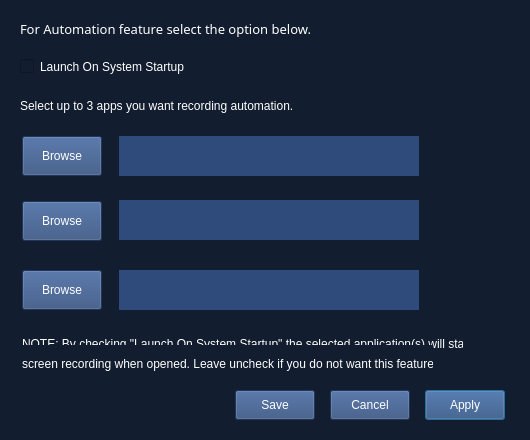
The window that assets/settings.ui (JoatXI/ero) describes before a commit, drawn with Qt 5.
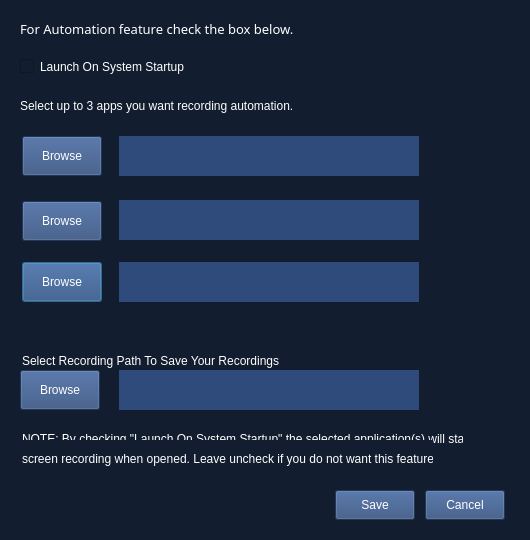
The same window after the commit.

Commit message: Settings && Feature Update:

The edit to the form file:
```diff
--- a/assets/settings.ui
+++ b/assets/settings.ui
@@ -7,7 +7,7 @@
     <x>0</x>
     <y>0</y>
     <width>530</width>
-    <height>440</height>
+    <height>540</height>
    </rect>
   </property>
   <property name="sizePolicy">
@@ -19,13 +19,13 @@
   <property name="minimumSize">
    <size>
     <width>530</width>
-    <height>440</height>
+    <height>540</height>
    </size>
   </property>
   <property name="maximumSize">
    <size>
     <width>530</width>
-    <height>440</height>
+    <height>540</height>
    </size>
   </property>
   <property name="windowTitle">
@@ -89,7 +89,7 @@
     <rect>
      <x>20</x>
      <y>10</y>
-     <width>291</width>
+     <width>281</width>
      <height>37</height>
     </rect>
    </property>
@@ -112,45 +112,14 @@
     <string notr="true">font: 10pt &quot;Sans Serif Collection&quot;;</string>
    </property>
    <property name="text">
-    <string>For Automation feature select the option below.</string>
-   </property>
-  </widget>
-  <widget class="QPushButton" name="applyButton">
-   <property name="geometry">
-    <rect>
-     <x>425</x>
-     <y>390</y>
-     <width>80</width>
-     <height>30</height>
-    </rect>
-   </property>
-   <property name="sizePolicy">
-    <sizepolicy hsizetype="Fixed" vsizetype="Fixed">
-     <horstretch>0</horstretch>
-     <verstretch>0</verstretch>
-    </sizepolicy>
-   </property>
-   <property name="maximumSize">
-    <size>
-     <width>16777215</width>
-     <height>40</height>
-    </size>
-   </property>
-   <property name="cursor">
-    <cursorShape>PointingHandCursor</cursorShape>
-   </property>
-   <property name="styleSheet">
-    <string notr="true">background-color: rgb(46, 75, 123);</string>
-   </property>
-   <property name="text">
-    <string>Apply</string>
+    <string>For Automation feature check the box below.</string>
    </property>
   </widget>
   <widget class="QLabel" name="label">
    <property name="geometry">
     <rect>
      <x>22</x>
-     <y>325</y>
+     <y>420</y>
      <width>441</width>
      <height>37</height>
     </rect>
@@ -166,7 +135,7 @@
    <property name="geometry">
     <rect>
      <x>22</x>
-     <y>270</y>
+     <y>262</y>
      <width>80</width>
      <height>40</height>
     </rect>
@@ -321,7 +290,7 @@
    <property name="geometry">
     <rect>
      <x>119</x>
-     <y>270</y>
+     <y>262</y>
      <width>300</width>
      <height>40</height>
     </rect>
@@ -342,8 +311,8 @@
   <widget class="QPushButton" name="cancelButton">
    <property name="geometry">
     <rect>
-     <x>330</x>
-     <y>390</y>
+     <x>425</x>
+     <y>490</y>
      <width>80</width>
      <height>30</height>
     </rect>
@@ -373,8 +342,8 @@
   <widget class="QPushButton" name="saveButton">
    <property name="geometry">
     <rect>
-     <x>235</x>
-     <y>390</y>
+     <x>335</x>
+     <y>490</y>
      <width>80</width>
      <height>30</height>
     </rect>
@@ -405,7 +374,7 @@
    <property name="geometry">
     <rect>
      <x>22</x>
-     <y>345</y>
+     <y>440</y>
      <width>411</width>
      <height>37</height>
     </rect>
@@ -417,6 +386,97 @@
     <string>screen recording when opened. Leave uncheck if you do not want this feature.</string>
    </property>
   </widget>
+  <widget class="QPushButton" name="savePath">
+   <property name="geometry">
+    <rect>
+     <x>20</x>
+     <y>370</y>
+     <width>80</width>
+     <height>40</height>
+    </rect>
+   </property>
+   <property name="sizePolicy">
+    <sizepolicy hsizetype="Fixed" vsizetype="Fixed">
+     <horstretch>0</horstretch>
+     <verstretch>0</verstretch>
+    </sizepolicy>
+   </property>
+   <property name="maximumSize">
+    <size>
+     <width>16777215</width>
+     <height>40</height>
+    </size>
+   </property>
+   <property name="cursor">
+    <cursorShape>PointingHandCursor</cursorShape>
+   </property>
+   <property name="styleSheet">
+    <string notr="true">background-color: rgb(46, 75, 123);</string>
+   </property>
+   <property name="text">
+    <string>Browse</string>
+   </property>
+   <property name="default">
+    <bool>false</bool>
+   </property>
+   <property name="flat">
+    <bool>false</bool>
+   </property>
+  </widget>
+  <widget class="QLabel" name="label_3">
+   <property name="geometry">
+    <rect>
+     <x>22</x>
+     <y>345</y>
+     <width>391</width>
+     <height>31</height>
+    </rect>
+   </property>
+   <property name="styleSheet">
+    <string notr="true">font: 10pt &quot;Sans Serif Collection&quot;;</string>
+   </property>
+   <property name="text">
+    <string>Select Recording Path To Save Your Recordings</string>
+   </property>
+  </widget>
+  <widget class="QLineEdit" name="pathText">
+   <property name="geometry">
+    <rect>
+     <x>119</x>
+     <y>370</y>
+     <width>300</width>
+     <height>40</height>
+    </rect>
+   </property>
+   <property name="sizePolicy">
+    <sizepolicy hsizetype="Fixed" vsizetype="Fixed">
+     <horstretch>0</horstretch>
+     <verstretch>0</verstretch>
+    </sizepolicy>
+   </property>
+   <property name="styleSheet">
+    <string notr="true">background-color: rgb(46, 75, 123);</string>
+   </property>
+   <property name="frame">
+    <bool>false</bool>
+   </property>
+  </widget>
+  <zorder>checkBox</zorder>
+  <zorder>optionPrompt</zorder>
+  <zorder>autoPrompt</zorder>
+  <zorder>label</zorder>
+  <zorder>trackApp_3</zorder>
+  <zorder>trackApp_1</zorder>
+  <zorder>trackApp_2</zorder>
+  <zorder>appText_2</zorder>
+  <zorder>appText_1</zorder>
+  <zorder>appText_3</zorder>
+  <zorder>cancelButton</zorder>
+  <zorder>saveButton</zorder>
+  <zorder>label_2</zorder>
+  <zorder>label_3</zorder>
+  <zorder>savePath</zorder>
+  <zorder>pathText</zorder>
  </widget>
  <resources/>
  <connections/>
```
Left out of the diff: 2 changed lines with no effect on the pictures. The commit also changes 4 other files.
